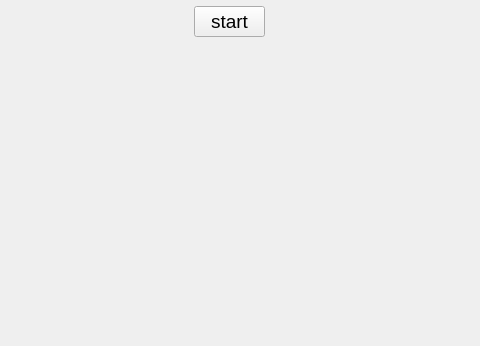
program-practice-doremi/DoReMi, file doremi/mainwindow.ui: the form before one commit; both pictures show x 186 to 666 and y 294 to 640 of the 800 by 640 pixel window.
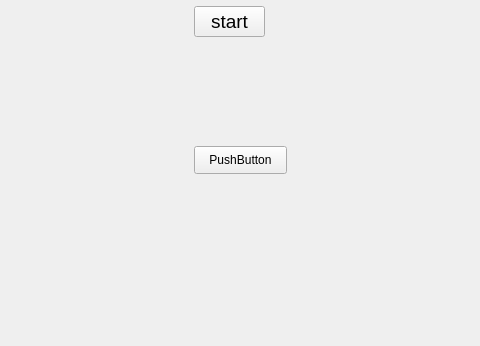
The form after the commit. Icons and pictures are not drawn.

Patch:
```diff
--- a/doremi/mainwindow.ui
+++ b/doremi/mainwindow.ui
@@ -47,6 +47,19 @@
      <string>start</string>
     </property>
    </widget>
+   <widget class="QPushButton" name="pushButton_2">
+    <property name="geometry">
+     <rect>
+      <x>380</x>
+      <y>440</y>
+      <width>93</width>
+      <height>28</height>
+     </rect>
+    </property>
+    <property name="text">
+     <string>PushButton</string>
+    </property>
+   </widget>
   </widget>
   <widget class="QMenuBar" name="menubar">
    <property name="geometry">
```
